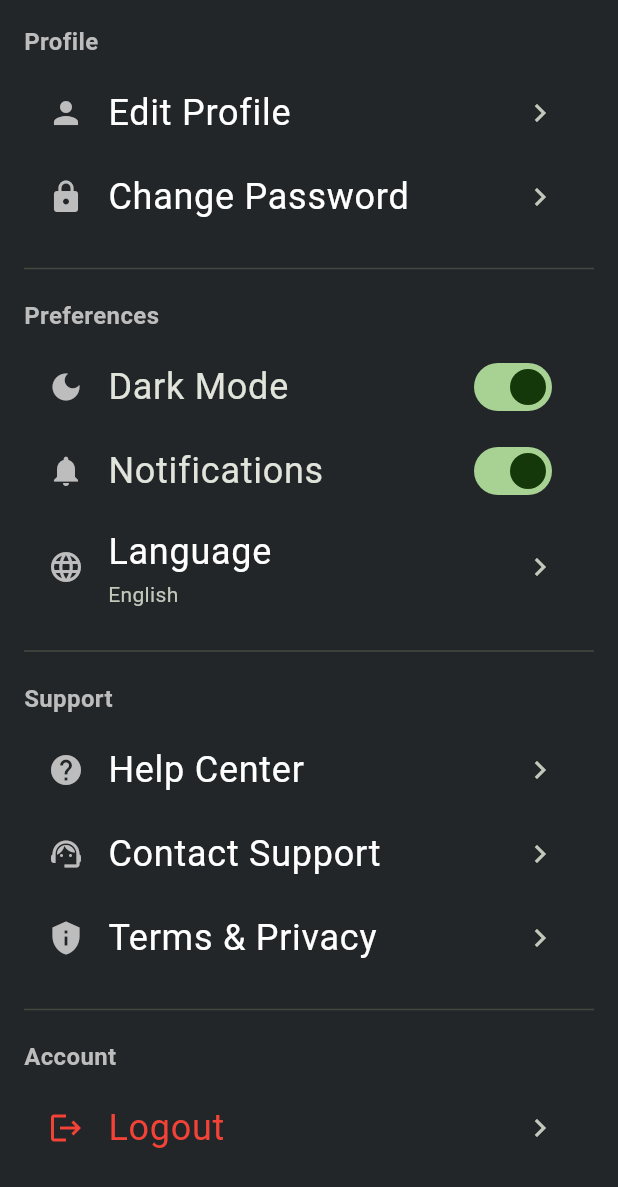
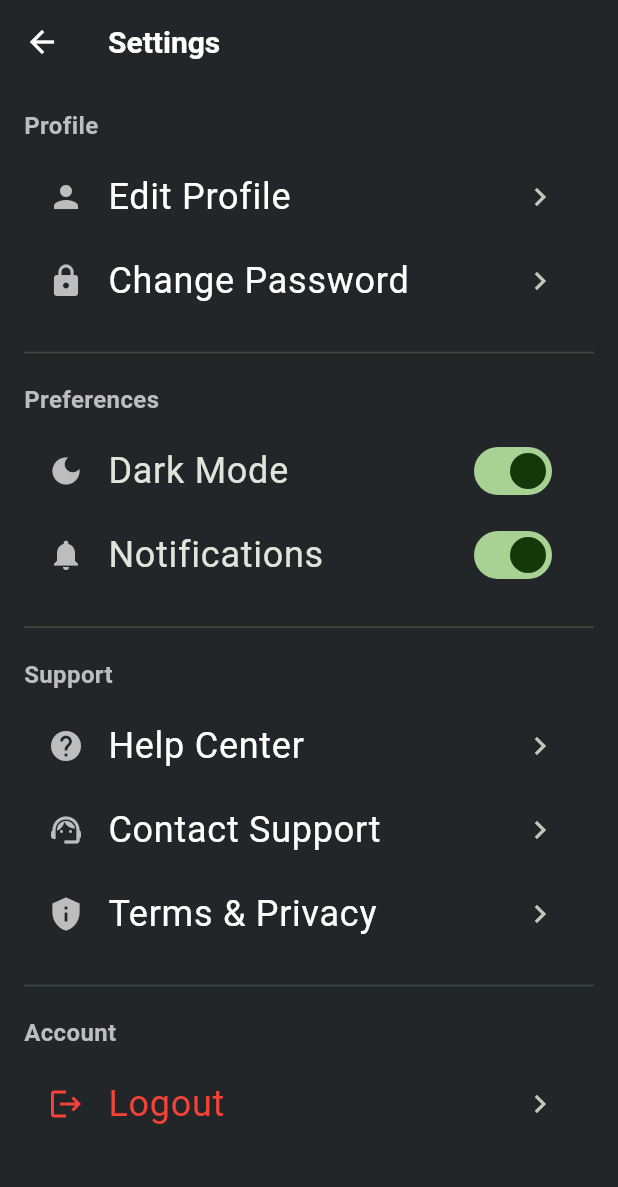
Before and after one commit to cepdnaclk/e20-3yp-Smart-Waste-Management-System, a Flutter app: the SettingsScreen screen opened by its route, on a phone screen of 412 x 824 dp. Shown: the top 1187 px of the screen. Run offline on Flutter 3.47's test engine with Material 3 defaults, Android fonts, the light colour scheme and no system bars; our stand-ins replace table_calendar; network calls fail.

Commit message:
notification & settings screens

```diff
--- a/bin_owner_mobile_app/lib/screens/settings.dart
+++ b/bin_owner_mobile_app/lib/screens/settings.dart
@@ -17,7 +17,15 @@ class _SettingsScreenState extends State<SettingsScreen> {
   Widget build(BuildContext context) {
     return Scaffold(
       backgroundColor: AppColors.background,
-      // appBar: AppBar(title: const Text('Settings')),
+      appBar: AppBar(
+        backgroundColor: AppColors.background,
+        elevation: 0,
+        leading: IconButton(
+          icon: const Icon(Icons.arrow_back, color: Colors.white),
+          onPressed: () => Navigator.pop(context),
+        ),
+        title: const Text('Settings', style: TextStyle(color: Colors.white)),
+      ),
       body: ListView(
         padding: const EdgeInsets.all(16),
         children: [
@@ -48,12 +56,12 @@ class _SettingsScreenState extends State<SettingsScreen> {
             onChanged: (value) => setState(() => _notificationsEnabled = value),
             secondary: Icon(Icons.notifications, color: Colors.grey[400]),
           ),
-          _buildListTile(
-            title: 'Language',
-            subtitle: _selectedLanguage,
-            icon: Icons.language,
-            onTap: _changeLanguage,
-          ),
+          // _buildListTile(
+          //   title: 'Language',
+          //   subtitle: _selectedLanguage,
+          //   icon: Icons.language,
+          //   onTap: _changeLanguage,
+          // ),
           const Divider(height: 40),
           // Support Section
           _buildSectionHeader('Support'),
@@ -117,32 +125,26 @@ class _SettingsScreenState extends State<SettingsScreen> {
   }
 
   void _editProfile() {
-    // TODO: Implement profile editing
     _showComingSoon();
   }
 
   void _changePassword() {
-    // TODO: Implement password change
     _showComingSoon();
   }
 
   void _changeLanguage() {
-    // TODO: Implement language change
     _showComingSoon();
   }
 
   void _openHelpCenter() {
-    // TODO: Implement help center
     _showComingSoon();
   }
 
   void _contactSupport() {
-    // TODO: Implement contact support
     _showComingSoon();
   }
 
   void _showTerms() {
-    // TODO: Implement terms and privacy
     _showComingSoon();
   }
 
```
Also changed, not shown: bin_owner_mobile_app/lib/screens/notification.dart (+10 -10 lines).
